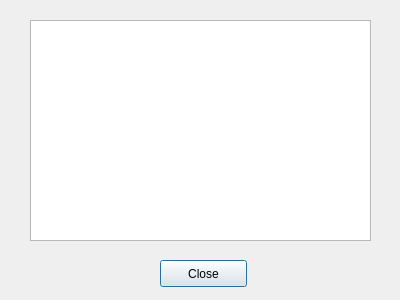
First picture: the form in matrixdialog.ui, repository mprevir/sc_2, before the edit.
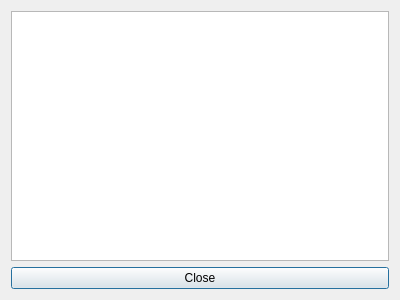
Second picture: the form after the edit.

Commit message: use layout in matrixDialog

```diff
--- a/matrixdialog.ui
+++ b/matrixdialog.ui
@@ -13,28 +13,9 @@
   <property name="windowTitle">
    <string>MatrixDialog</string>
   </property>
-  <widget class="QPushButton" name="closeButton">
-   <property name="geometry">
-    <rect>
-     <x>160</x>
-     <y>260</y>
-     <width>87</width>
-     <height>27</height>
-    </rect>
-   </property>
-   <property name="text">
-    <string>Close</string>
-   </property>
-  </widget>
+  <layout class="QVBoxLayout" name="verticalLayout">
+   <item>
   <widget class="QTableWidget" name="matrixWidget">
-   <property name="geometry">
-    <rect>
-     <x>30</x>
-     <y>20</y>
-     <width>341</width>
-     <height>221</height>
-    </rect>
-   </property>
    <attribute name="horizontalHeaderVisible">
     <bool>false</bool>
    </attribute>
@@ -54,6 +35,15 @@
     <number>30</number>
    </attribute>
   </widget>
+   </item>
+   <item>
+    <widget class="QPushButton" name="closeButton">
+     <property name="text">
+      <string>Close</string>
+     </property>
+    </widget>
+   </item>
+  </layout>
  </widget>
  <layoutdefault spacing="6" margin="11"/>
  <resources/>
```
Lines whose indentation alone changed are shown as unchanged.
